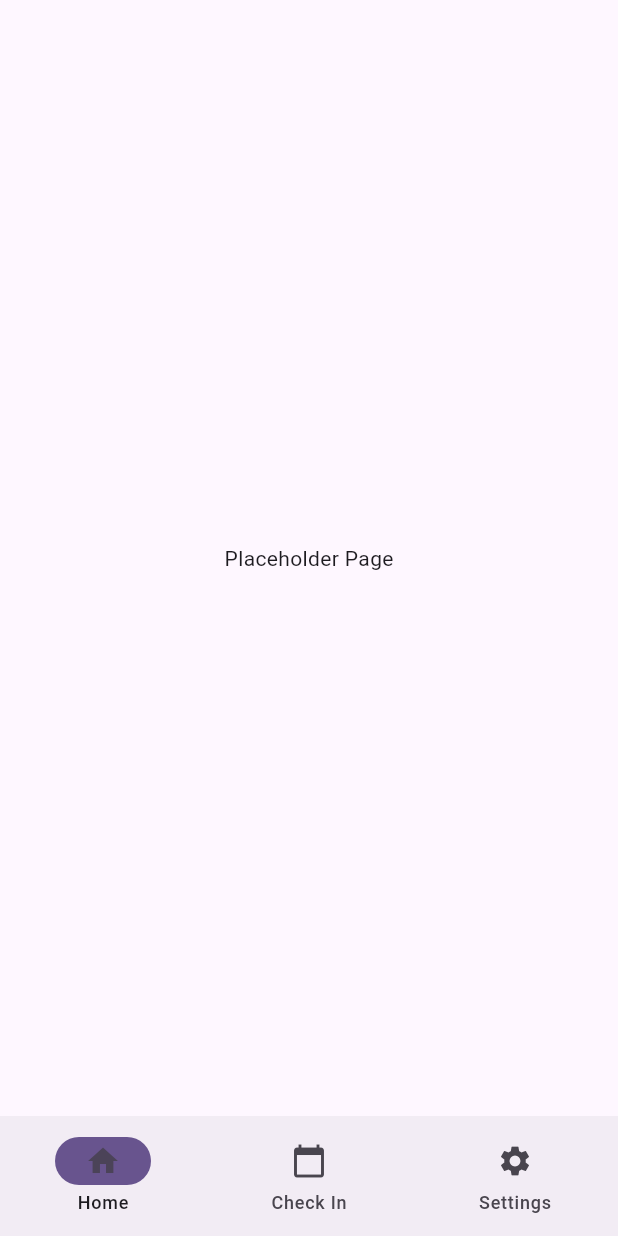
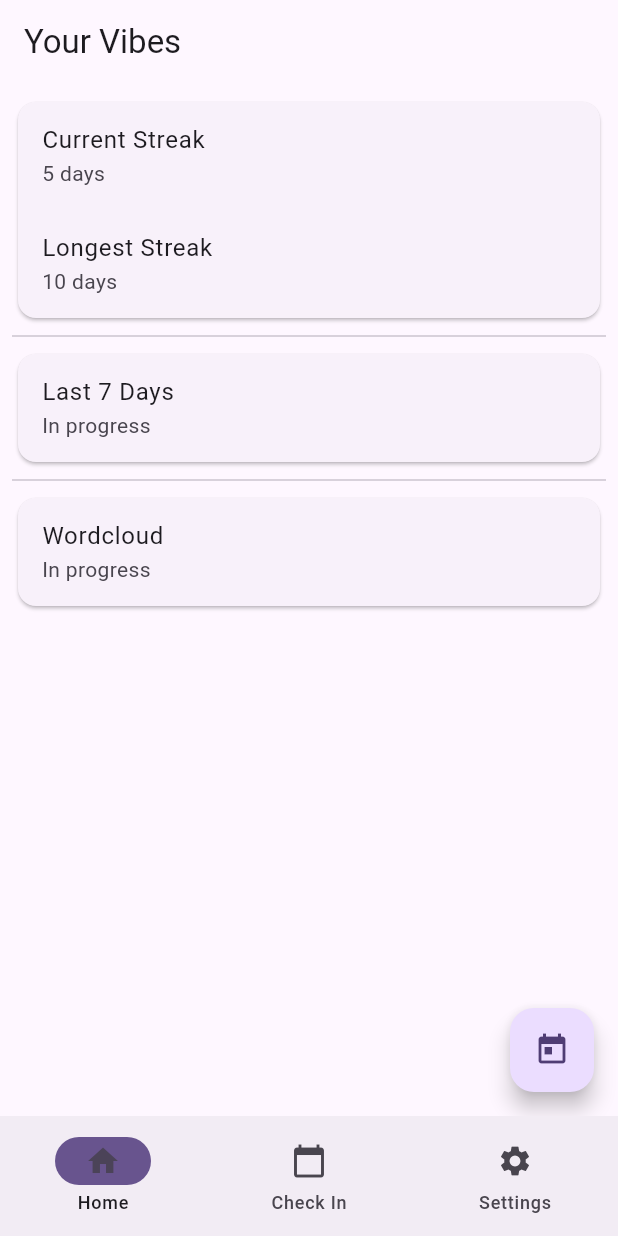
Before and after one commit to luna-mm/vibe_check, a Flutter app: the screen it shows after launch, on a phone screen of 412 x 824 dp. Run offline on Flutter 3.47's test engine with Material 3 defaults, Android fonts, the phone set to English and light mode, and no system bars; our stand-ins replace sqflite; accounts and stored records are empty.

Commit message:
Added code for cards

```diff
--- a/lib/main.dart
+++ b/lib/main.dart
@@ -76,7 +76,7 @@ class _HomePageState extends State<HomePage> {
       body: IndexedStack(
         index: currentIndex,
         children: const <Widget>[
-          PlaceholderPage(),
+          AnalysisPage(),
           CheckInPage(),
           PlaceholderPage(),
         ],
@@ -92,6 +92,104 @@ class PlaceholderPage extends StatelessWidget {
   Widget build(BuildContext context) {
     return Center(
       child: Text("Placeholder Page"),
+    );
+  }
+}
+
+class AnalysisPage extends StatelessWidget {
+  const AnalysisPage({super.key});
+
+  @override
+  Widget build(BuildContext context) {
+    var cardList = <Widget>[
+      StreakCard(streak: 5, longestStreak: 10),
+      LastDaysCard(),
+      WordCloudCard()
+    ];
+
+    return Scaffold (
+      appBar: AppBar (
+        title: Text("Your Vibes"),
+      ),
+      body: ListView.separated(
+        padding: const EdgeInsets.all(8),
+        itemCount: cardList.length,
+        itemBuilder: (context, index) {
+          return cardList[index];
+        },
+        separatorBuilder: (BuildContext context, int index) => const Divider(),
+      ),
+      floatingActionButton: FloatingActionButton (
+        onPressed: () {
+          // TODO: Implement Calendar Page
+        },
+        child: const Icon(Icons.today),
+      )
+    );
+  }
+}
+
+class StreakCard extends StatelessWidget {
+  final int streak;
+  final int longestStreak;
+
+  const StreakCard({
+    required this.streak,
+    required this.longestStreak,
+    super.key,
+  });
+
+  @override
+  Widget build(BuildContext context) {
+    return Card(
+      child: Column(
+        children: <Widget>[
+          ListTile(
+            title: Text("Current Streak"),
+            subtitle: Text("$streak days"),
+          ),
+          ListTile(
+            title: Text("Longest Streak"),
+            subtitle: Text("$longestStreak days"),
+          ),
+        ],
+      ),
+    );
+  }
+}
+
+class LastDaysCard extends StatelessWidget {
+  const LastDaysCard({super.key});
+
+  @override
+  Widget build(BuildContext context) {
+    return Card(
+      child: Column(
+        children: <Widget>[
+          ListTile(
+            title: Text("Last 7 Days"),
+            subtitle: Text("In progress"),
+          ),
+        ],
+      ),
+    );
+  }
+}
+
+class WordCloudCard extends StatelessWidget {
+  const WordCloudCard({super.key});
+
+  @override
+  Widget build(BuildContext context) {
+    return Card (
+      child: Column (
+        children: <Widget>[
+          ListTile(
+            title: Text("Wordcloud"),
+            subtitle: Text("In progress")
+          )
+        ]
+      )
     );
   }
 }
```
